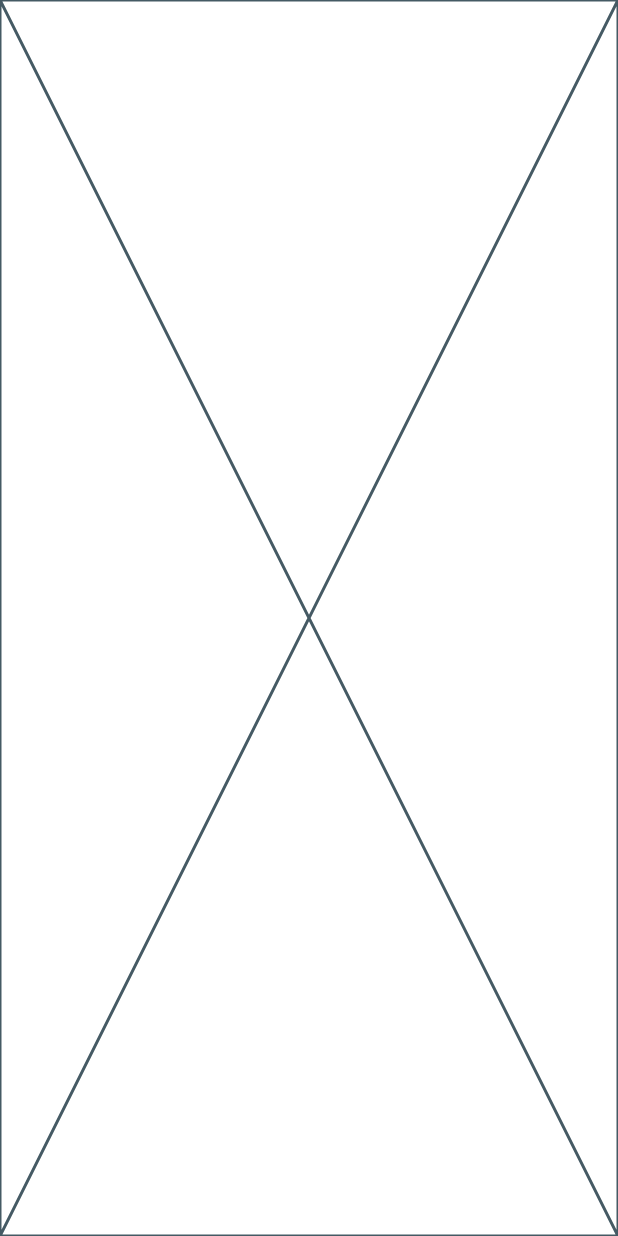
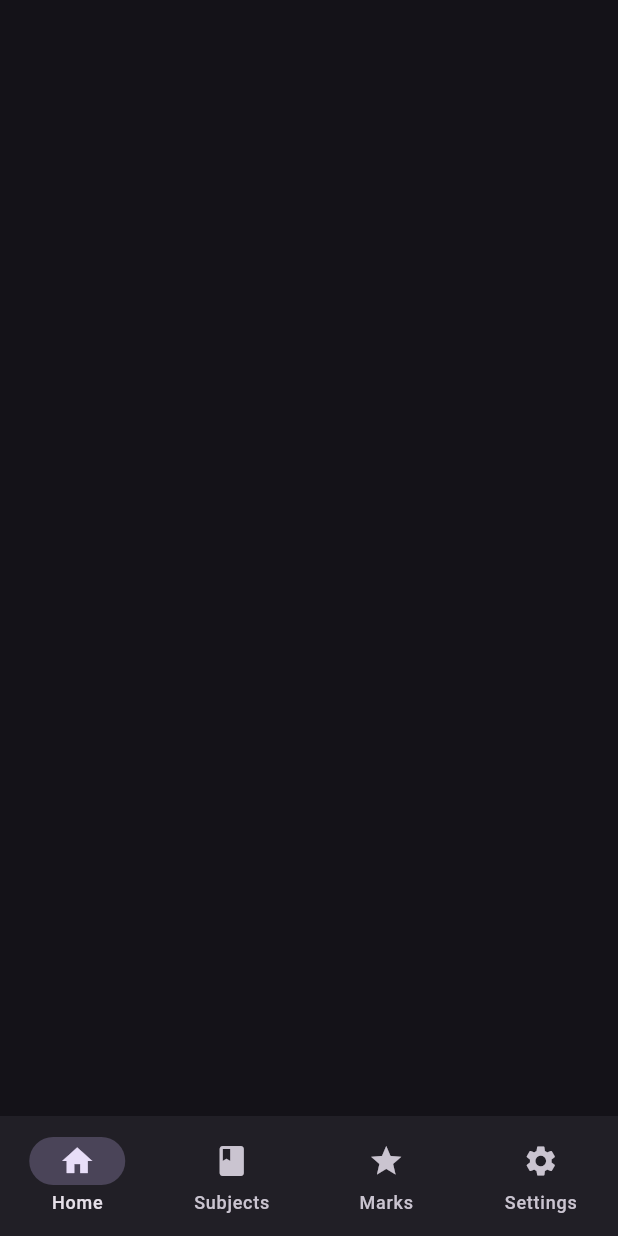
Before and after one commit to itsLeatch/school_manager, a Flutter app: the screen it shows after launch, on a phone screen of 412 x 824 dp. Run offline on Flutter 3.47's test engine with Material 3 defaults, Android fonts, the phone set to English and light mode, and no system bars; our stand-ins replace realm; generated files the repository leaves out were written again.

Commit message:
added appScaffold
There is now an appScaffold. It is responsible to aligne  mobile and desktop format.

```diff
--- a/lib/main.dart
+++ b/lib/main.dart
@@ -1,6 +1,7 @@
 import 'package:flutter/material.dart';
 import 'package:realm/realm.dart';
 import 'package:school_manager/database/schema.dart';
+import 'package:school_manager/widgets/basic/appScaffold.dart';
 
 void main() {
   runApp(Homescreen());
@@ -30,9 +31,38 @@ class Homescreen extends StatefulWidget {
   State<Homescreen> createState() => _HomescreenState();
 }
 
+class AppPage {
+  final String title;
+  final IconData icon;
+  final Widget page;
+
+  AppPage(this.title, this.icon, this.page);
+}
+
 class _HomescreenState extends State<Homescreen> {
   @override
   Widget build(BuildContext context) {
-    return const Placeholder();
+    List<AppPage> pages = [
+      AppPage("Home", Icons.home, Container()),
+      AppPage("Subjects", Icons.book, Container()),
+      AppPage("Marks", Icons.grade, Container()),
+      AppPage("Settings", Icons.settings, Container())
+    ];
+
+    return MaterialApp(
+      theme: ThemeData.dark(useMaterial3: true),
+        home: appScaffold(
+      navigationBar: NavigationBar(
+        destinations: List.generate(pages.length, (index) {
+          return NavigationDestination(
+              label: pages[index].title, icon: Icon(pages[index].icon));
+        }),
+      ),navigationRail: NavigationRail(selectedIndex: 0,labelType: NavigationRailLabelType.all,
+        destinations: List.generate(pages.length, (index) {
+          return NavigationRailDestination(
+              icon: Icon(pages[index].icon), label: Text(pages[index].title));
+        }),
+      ),body: pages[0].page
+    ));
   }
 }
--- /dev/null
+++ b/lib/widgets/basic/appScaffold.dart
@@ -0,0 +1,43 @@
+import 'package:flutter/material.dart';
+
+class appScaffold extends StatefulWidget {
+  appScaffold(
+      {super.key,
+      required this.navigationRail,
+      required this.navigationBar,
+      required this.body,
+      this.minimumAspectRatioForLandscape = 1.0 / 1.0});
+
+  Widget navigationRail;
+  Widget navigationBar;
+  Widget body;
+  final minimumAspectRatioForLandscape;
+
+  @override
+  State<appScaffold> createState() => _appScaffoldState();
+}
+
+class _appScaffoldState extends State<appScaffold> {
+  @override
+  Widget build(BuildContext context) {
+    bool isLandscape = MediaQuery.of(context).size.aspectRatio >=
+        widget.minimumAspectRatioForLandscape;
+
+    return NotificationListener<SizeChangedLayoutNotification>(
+        onNotification: (notification) {
+          build(context);
+          return true;
+        },
+        child: Scaffold(
+          bottomNavigationBar: isLandscape == true ? null : widget.navigationBar,
+          body: isLandscape
+              ? Row(
+                  children: [
+                    widget.navigationRail,
+                    Expanded(child: widget.body)
+                  ],
+                )
+              : widget.body
+        ));
+  }
+}
```
